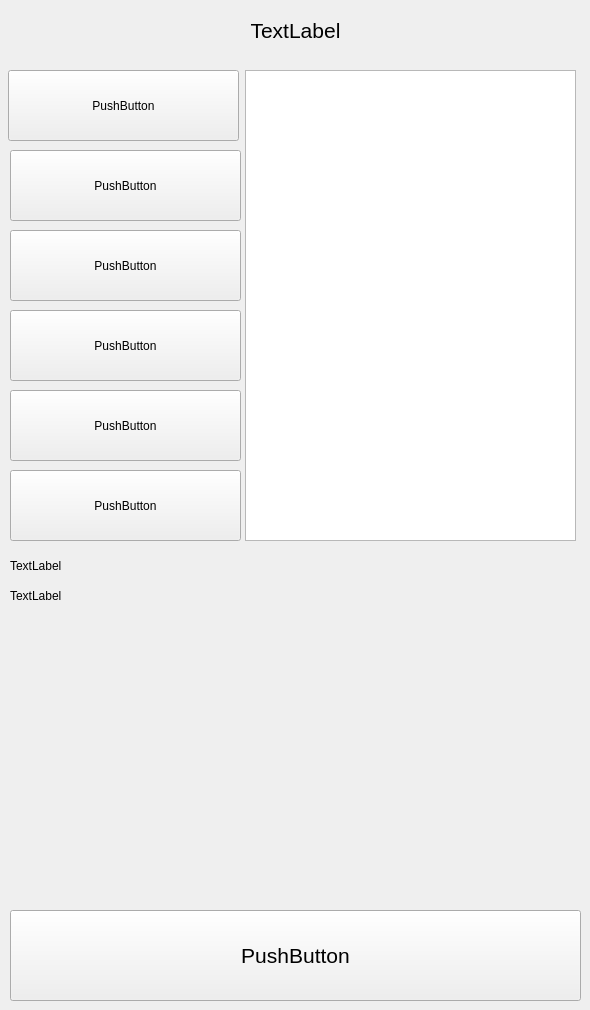
This is ui/scancardpage.ui in burakivayki/QT_TransitValidatorApp as Qt 5 draws it before an edit. The edited form follows.
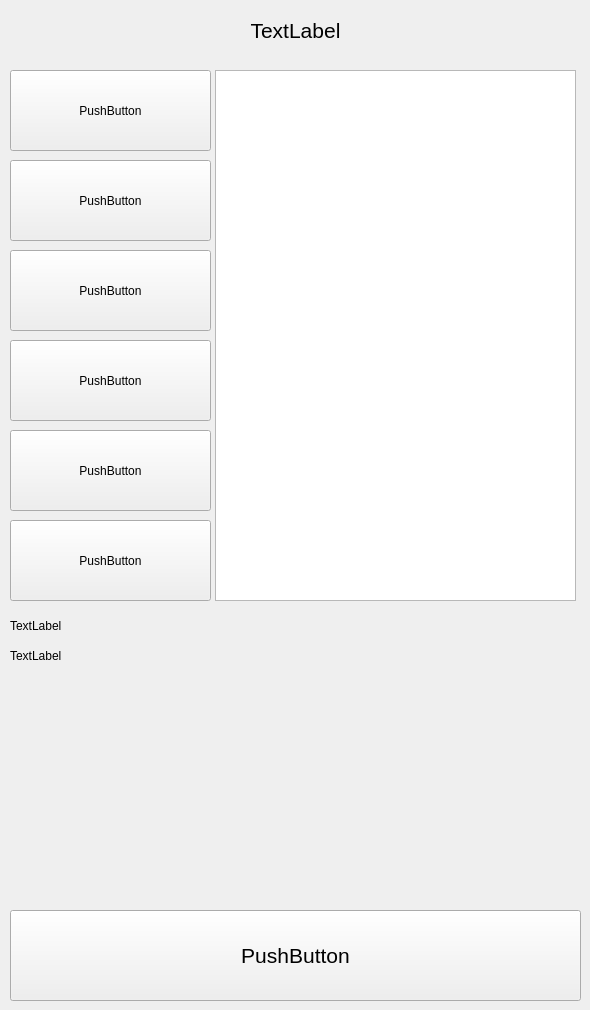
This is the edited form.

What changed in the file:
```diff
--- a/ui/scancardpage.ui
+++ b/ui/scancardpage.ui
@@ -55,10 +55,10 @@
   <widget class="QTextBrowser" name="terminalBrowser">
    <property name="geometry">
     <rect>
-     <x>245</x>
+     <x>215</x>
      <y>70</y>
-     <width>331</width>
-     <height>471</height>
+     <width>361</width>
+     <height>531</height>
     </rect>
    </property>
    <property name="font">
@@ -70,10 +70,10 @@
   <widget class="QPushButton" name="getInfBut">
    <property name="geometry">
     <rect>
-     <x>8</x>
+     <x>10</x>
      <y>70</y>
-     <width>231</width>
-     <height>71</height>
+     <width>201</width>
+     <height>81</height>
     </rect>
    </property>
    <property name="text">
@@ -84,9 +84,9 @@
    <property name="geometry">
     <rect>
      <x>10</x>
-     <y>150</y>
-     <width>231</width>
-     <height>71</height>
+     <y>160</y>
+     <width>201</width>
+     <height>81</height>
     </rect>
    </property>
    <property name="text">
@@ -97,9 +97,9 @@
    <property name="geometry">
     <rect>
      <x>10</x>
-     <y>230</y>
-     <width>231</width>
-     <height>71</height>
+     <y>250</y>
+     <width>201</width>
+     <height>81</height>
     </rect>
    </property>
    <property name="text">
@@ -110,9 +110,9 @@
    <property name="geometry">
     <rect>
      <x>10</x>
-     <y>310</y>
-     <width>231</width>
-     <height>71</height>
+     <y>340</y>
+     <width>201</width>
+     <height>81</height>
     </rect>
    </property>
    <property name="text">
@@ -123,9 +123,9 @@
    <property name="geometry">
     <rect>
      <x>10</x>
-     <y>390</y>
-     <width>231</width>
-     <height>71</height>
+     <y>430</y>
+     <width>201</width>
+     <height>81</height>
     </rect>
    </property>
    <property name="text">
@@ -136,9 +136,9 @@
    <property name="geometry">
     <rect>
      <x>10</x>
-     <y>470</y>
-     <width>231</width>
-     <height>71</height>
+     <y>520</y>
+     <width>201</width>
+     <height>81</height>
     </rect>
    </property>
    <property name="text">
@@ -149,7 +149,7 @@
    <property name="geometry">
     <rect>
      <x>10</x>
-     <y>550</y>
+     <y>610</y>
      <width>561</width>
      <height>31</height>
     </rect>
@@ -162,7 +162,7 @@
    <property name="geometry">
     <rect>
      <x>10</x>
-     <y>580</y>
+     <y>640</y>
      <width>561</width>
      <height>31</height>
     </rect>
```
